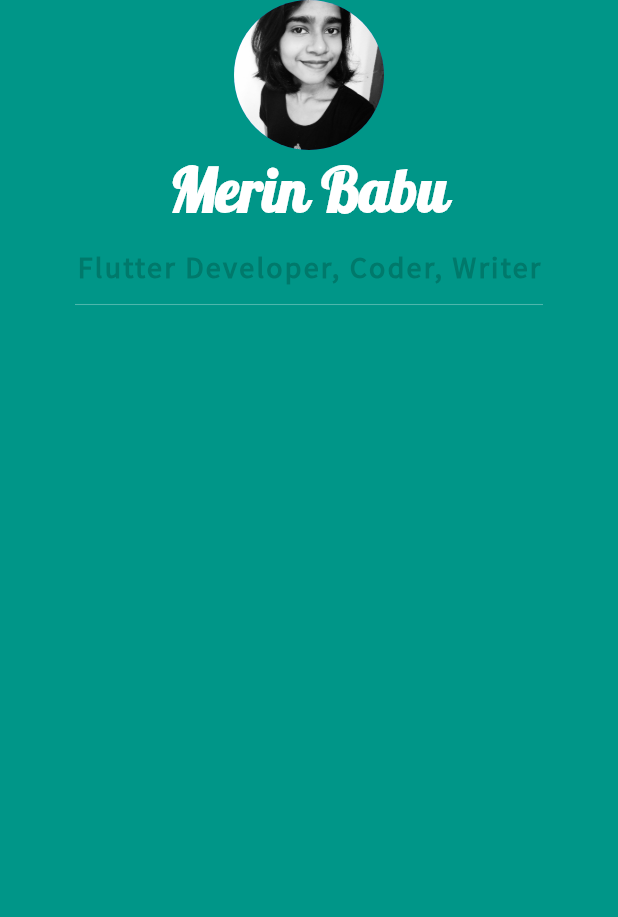
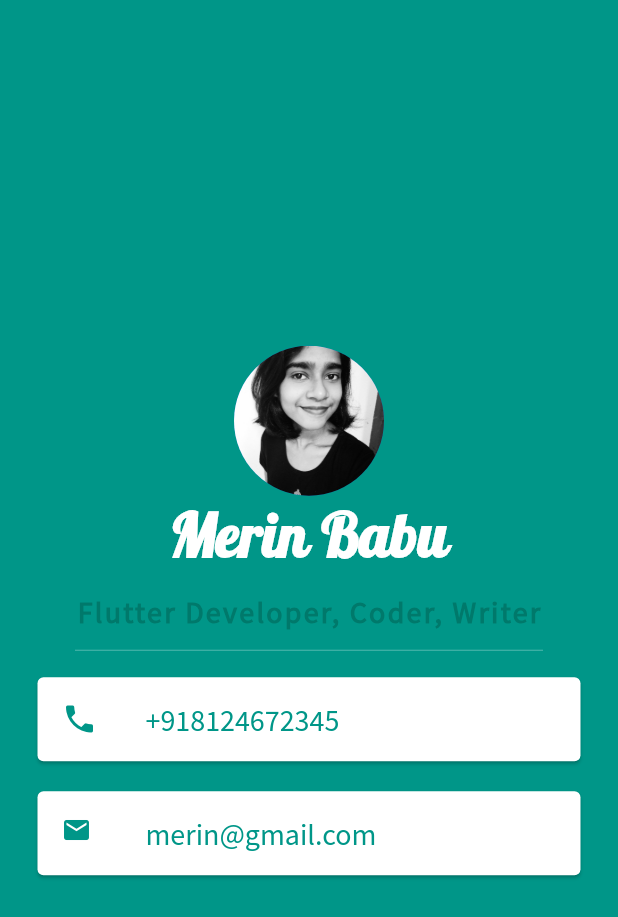
Before and after one commit to MerinBabu/profile_card, a Flutter app: the screen it shows after launch, on a phone screen of 412 x 824 dp. Shown: the top 917 px of the screen. Run offline on Flutter 3.47's test engine with Material 2 defaults, Android fonts, the phone set to English and light mode, and no system bars.

Commit message:
used card and centered the widget

```diff
--- a/lib/main.dart
+++ b/lib/main.dart
@@ -11,6 +11,7 @@ class MyApp extends StatelessWidget {
         backgroundColor: Colors.teal,
         body: SafeArea(
             child: Column(
+              mainAxisAlignment: MainAxisAlignment.center,
               children: <Widget>[
                 CircleAvatar(
                   radius: 50.0,
@@ -43,8 +44,44 @@ class MyApp extends StatelessWidget {
                   indent: 50.0,
                   endIndent: 50.0,
                 ),
-                Container(
+                Card(
                   color: Colors.white,
+                  margin: EdgeInsets.symmetric(horizontal: 25.0,vertical: 10.0),
+                  child:ListTile(
+                    leading:Icon(
+                      Icons.phone,
+                      //size: 10.0,
+                      color: Colors.teal,
+                    ),
+                    title:Text(
+                      '+918124672345',
+                      style: TextStyle(
+                        fontSize: 20.0,
+                        fontFamily: 'SourceSansPro',
+                        color: Colors.teal,
+                      ),
+                    ) ,
+                  ),
+
+                ),
+                Card(
+                  color: Colors.white,
+                  margin: EdgeInsets.symmetric(horizontal: 25.0,vertical: 10.0),
+                  child:ListTile(
+                    leading:Icon(
+                      Icons.email,
+                      size: 20.0,
+                      color: Colors.teal,
+                    ),
+                    title: Text(
+                      'merin@gmail.com',
+                      style: TextStyle(
+                        fontSize: 20.0,
+                        fontFamily: 'SourceSansPro',
+                        color: Colors.teal,
+                      ),
+                    ) ,
+                  ),
                 ),
               ],
             )),
```
